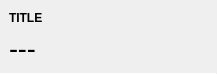
theCheeseboard/theHeartbeat, file heartbeat/panes/percentagepane.ui: the form before one commit.
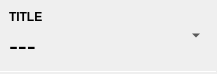
The form after the commit.

Patch:
```diff
--- a/heartbeat/panes/percentagepane.ui
+++ b/heartbeat/panes/percentagepane.ui
@@ -30,7 +30,7 @@
     <number>0</number>
    </property>
    <item>
-    <layout class="QVBoxLayout" name="verticalLayout_2">
+    <layout class="QHBoxLayout" name="horizontalLayout">
      <property name="spacing">
       <number>6</number>
      </property>
@@ -47,6 +47,8 @@
       <number>9</number>
      </property>
      <item>
+      <layout class="QVBoxLayout" name="verticalLayout_2">
+       <item>
       <widget class="QLabel" name="titleLabel">
        <property name="font">
         <font>
@@ -68,6 +70,21 @@
        </property>
        <property name="text">
         <string notr="true">---</string>
+         </property>
+        </widget>
+       </item>
+      </layout>
+     </item>
+     <item>
+      <widget class="QToolButton" name="expandButton">
+       <property name="text">
+        <string notr="true"/>
+       </property>
+       <property name="autoRaise">
+        <bool>true</bool>
+       </property>
+       <property name="arrowType">
+        <enum>Qt::DownArrow</enum>
        </property>
       </widget>
      </item>
```
Lines whose indentation alone changed are shown as unchanged.
